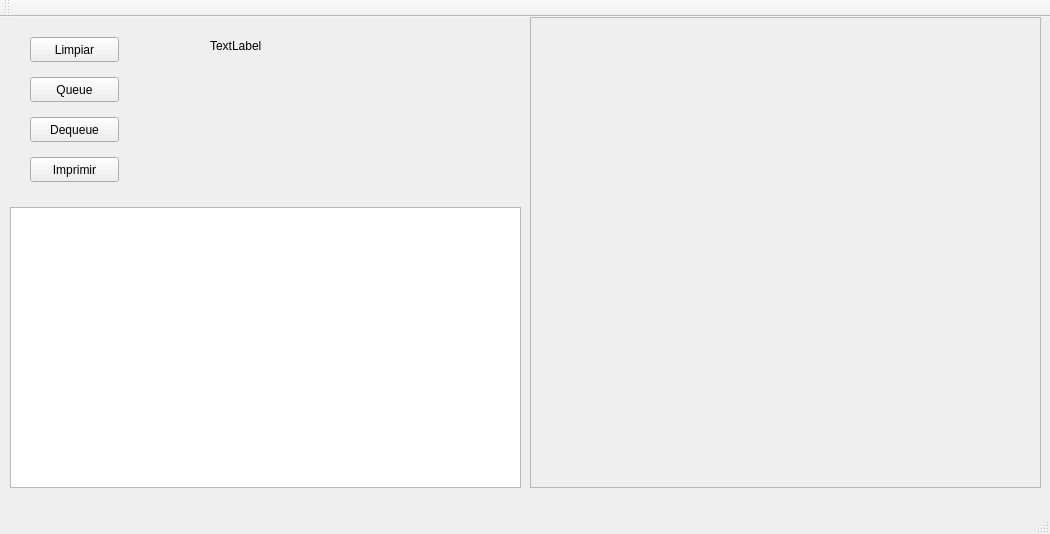
This is [EDD]Practica1_201404218/EDD_Practica1_201404218/mainwindow.ui in DavidTortola/EDD_201404218 as Qt 5 draws it before an edit. The edited form follows.
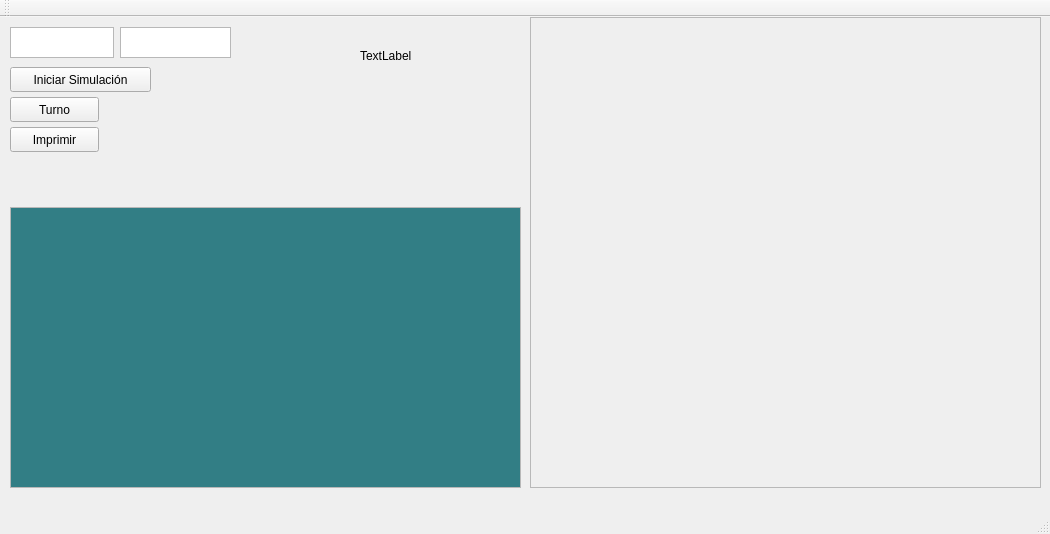
This is the edited form.

Commit message: Agregando lista de escritorios BETA

```diff
--- a/[EDD]Practica1_201404218/EDD_Practica1_201404218/mainwindow.ui
+++ b/[EDD]Practica1_201404218/EDD_Practica1_201404218/mainwindow.ui
@@ -14,32 +14,6 @@
    <string>MainWindow</string>
   </property>
   <widget class="QWidget" name="centralWidget">
-   <widget class="QPushButton" name="pushButton">
-    <property name="geometry">
-     <rect>
-      <x>30</x>
-      <y>60</y>
-      <width>89</width>
-      <height>25</height>
-     </rect>
-    </property>
-    <property name="text">
-     <string>Queue</string>
-    </property>
-   </widget>
-   <widget class="QPushButton" name="pushButton_2">
-    <property name="geometry">
-     <rect>
-      <x>30</x>
-      <y>100</y>
-      <width>89</width>
-      <height>25</height>
-     </rect>
-    </property>
-    <property name="text">
-     <string>Dequeue</string>
-    </property>
-   </widget>
    <widget class="QTextEdit" name="textEdit">
     <property name="geometry">
      <rect>
@@ -49,25 +23,76 @@
       <height>281</height>
      </rect>
     </property>
-   </widget>
-   <widget class="QPushButton" name="pushButton_3">
-    <property name="geometry">
-     <rect>
-      <x>30</x>
-      <y>20</y>
-      <width>89</width>
-      <height>25</height>
-     </rect>
+    <property name="palette">
+     <palette>
+      <active>
+       <colorrole role="Text">
+        <brush brushstyle="SolidPattern">
+         <color alpha="255">
+          <red>238</red>
+          <green>238</green>
+          <blue>236</blue>
+         </color>
+        </brush>
+       </colorrole>
+       <colorrole role="Base">
+        <brush brushstyle="SolidPattern">
+         <color alpha="255">
+          <red>50</red>
+          <green>126</green>
+          <blue>133</blue>
+         </color>
+        </brush>
+       </colorrole>
+      </active>
+      <inactive>
+       <colorrole role="Text">
+        <brush brushstyle="SolidPattern">
+         <color alpha="255">
+          <red>238</red>
+          <green>238</green>
+          <blue>236</blue>
+         </color>
+        </brush>
+       </colorrole>
+       <colorrole role="Base">
+        <brush brushstyle="SolidPattern">
+         <color alpha="255">
+          <red>50</red>
+          <green>126</green>
+          <blue>133</blue>
+         </color>
+        </brush>
+       </colorrole>
+      </inactive>
+      <disabled>
+       <colorrole role="Text">
+        <brush brushstyle="SolidPattern">
+         <color alpha="255">
+          <red>190</red>
+          <green>190</green>
+          <blue>190</blue>
+         </color>
+        </brush>
+       </colorrole>
+       <colorrole role="Base">
+        <brush brushstyle="SolidPattern">
+         <color alpha="255">
+          <red>239</red>
+          <green>239</green>
+          <blue>239</blue>
+         </color>
+        </brush>
+       </colorrole>
+      </disabled>
+     </palette>
     </property>
-    <property name="text">
-     <string>Limpiar</string>
-    </property>
    </widget>
    <widget class="QPushButton" name="pushButton_4">
     <property name="geometry">
      <rect>
-      <x>30</x>
-      <y>140</y>
+      <x>10</x>
+      <y>110</y>
       <width>89</width>
       <height>25</height>
      </rect>
@@ -102,8 +127,8 @@
    <widget class="QLabel" name="label">
     <property name="geometry">
      <rect>
-      <x>210</x>
-      <y>20</y>
+      <x>360</x>
+      <y>30</y>
       <width>67</width>
       <height>17</height>
      </rect>
@@ -112,6 +137,52 @@
      <string>TextLabel</string>
     </property>
    </widget>
+   <widget class="QPushButton" name="btnTurno">
+    <property name="geometry">
+     <rect>
+      <x>10</x>
+      <y>80</y>
+      <width>89</width>
+      <height>25</height>
+     </rect>
+    </property>
+    <property name="text">
+     <string>Turno</string>
+    </property>
+   </widget>
+   <widget class="QTextEdit" name="txtAviones">
+    <property name="geometry">
+     <rect>
+      <x>10</x>
+      <y>10</y>
+      <width>104</width>
+      <height>31</height>
+     </rect>
+    </property>
+   </widget>
+   <widget class="QPushButton" name="inicio">
+    <property name="geometry">
+     <rect>
+      <x>10</x>
+      <y>50</y>
+      <width>141</width>
+      <height>25</height>
+     </rect>
+    </property>
+    <property name="text">
+     <string>Iniciar Simulación</string>
+    </property>
+   </widget>
+   <widget class="QTextEdit" name="txtEscritorios">
+    <property name="geometry">
+     <rect>
+      <x>120</x>
+      <y>10</y>
+      <width>111</width>
+      <height>31</height>
+     </rect>
+    </property>
+   </widget>
   </widget>
   <widget class="QMenuBar" name="menuBar">
    <property name="geometry">
```
Left out of the diff: 4 changed lines with no effect on the pictures. The commit also changes 9 other files.
